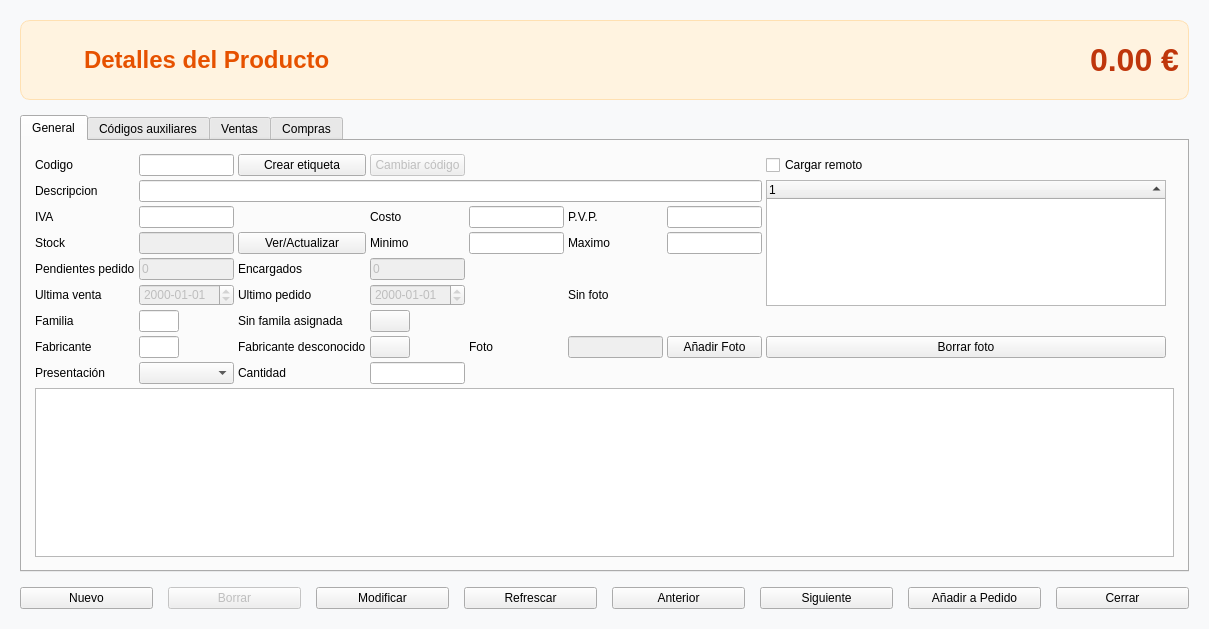
Qt form articulos.ui (Ladis72/tienda) before a commit.
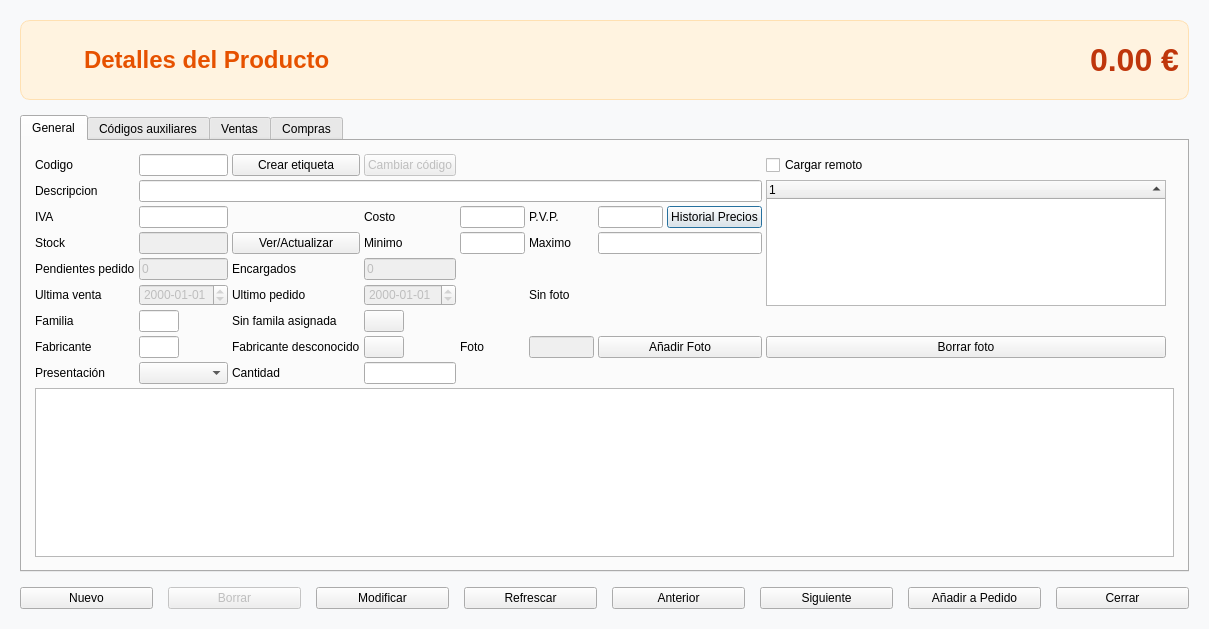
The same form after that commit. Icons and pictures are not drawn.

What changed in the file:
```diff
--- a/articulos.ui
+++ b/articulos.ui
@@ -175,7 +175,21 @@
            </widget>
           </item>
           <item row="2" column="6">
-           <widget class="QLineEdit" name="lineEditPvp"/>
+           <layout class="QHBoxLayout" name="horizontalLayoutPvp">
+            <item>
+             <widget class="QLineEdit" name="lineEditPvp"/>
+            </item>
+            <item>
+             <widget class="QPushButton" name="pushButtonHistorialPrecios">
+              <property name="text">
+               <string>Historial Precios</string>
+              </property>
+              <property name="toolTip">
+               <string>Ver historial de cambios de precio</string>
+              </property>
+             </widget>
+            </item>
+           </layout>
           </item>
           <item row="7" column="4">
            <widget class="QLabel" name="label_12">
```
